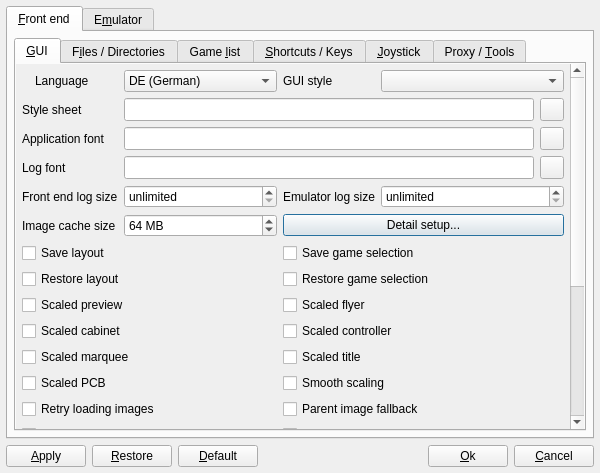
Qt form options.ui (qmc2/qmc2-mame-fe) before a commit.
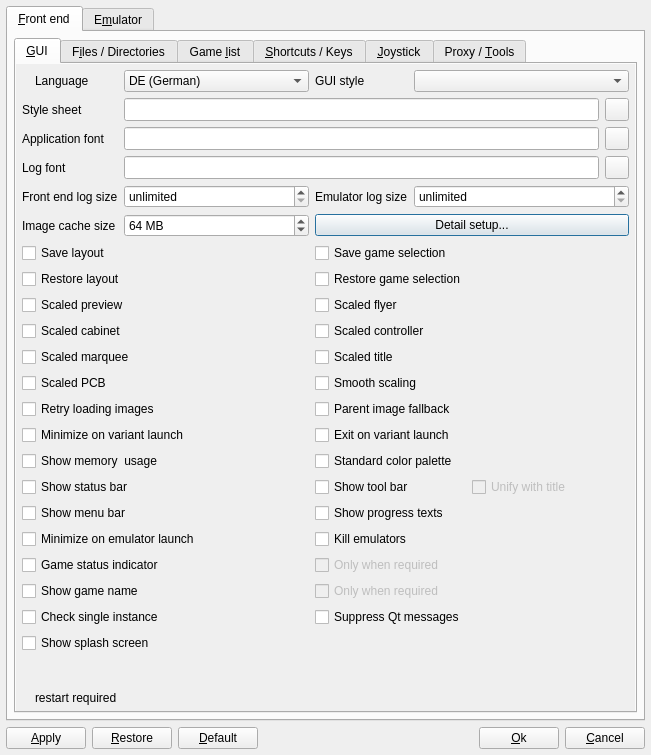
The same form after that commit. Icons and pictures are not drawn.

Commit message: imp: removed PRETTY compile option as it's no longer valid for any supported Qt version new: added an option to enable/disable the splash screen fix: corrected the splash screen's initial font

```diff
--- a/options.ui
+++ b/options.ui
@@ -7,8 +7,8 @@
    <rect>
     <x>0</x>
     <y>0</y>
-    <width>600</width>
-    <height>473</height>
+    <width>651</width>
+    <height>755</height>
    </rect>
   </property>
   <property name="windowTitle">
@@ -56,9 +56,9 @@
               <property name="geometry">
                <rect>
                 <x>0</x>
-                <y>-213</y>
-                <width>551</width>
-                <height>579</height>
+                <y>0</y>
+                <width>619</width>
+                <height>648</height>
                </rect>
               </property>
               <layout class="QGridLayout" name="gridLayout_21">
@@ -294,7 +294,7 @@
                    </property>
                   </widget>
                  </item>
-                 <item row="22" column="0" colspan="7">
+                 <item row="23" column="0" colspan="7">
                   <layout class="QHBoxLayout" name="layout3">
                    <item>
                     <widget class="QLabel" name="labelLegend1Pic">
@@ -383,7 +383,7 @@
                    </property>
                   </widget>
                  </item>
-                 <item row="21" column="0" colspan="7">
+                 <item row="22" column="0" colspan="7">
                   <spacer name="spacer4">
                    <property name="orientation">
                     <enum>Qt::Vertical</enum>
@@ -774,6 +774,16 @@
                    </property>
                   </widget>
                  </item>
+                 <item row="21" column="0" colspan="7">
+                  <widget class="QCheckBox" name="checkBoxShowSplashScreen">
+                   <property name="toolTip">
+                    <string>Show splash screen when starting up?</string>
+                   </property>
+                   <property name="text">
+                    <string>Show splash screen</string>
+                   </property>
+                  </widget>
+                 </item>
                 </layout>
                </item>
               </layout>
```
Left out of the diff: 97 changed lines with no effect on the pictures. The commit also changes 22 other files.
